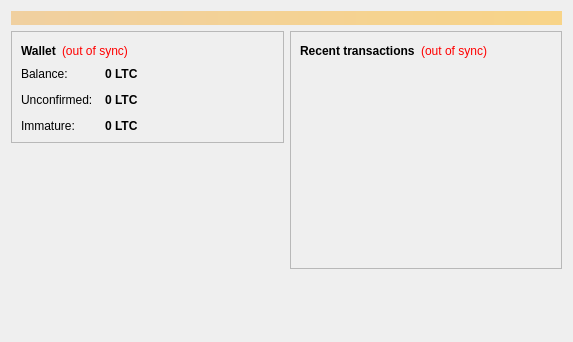
This is src/qt/forms/overviewpage.ui in fishcoin/fishcoin as Qt 5 draws it before an edit. The edited form follows.
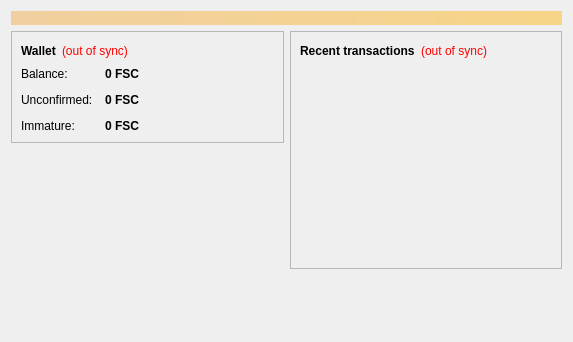
This is the edited form.

```diff
--- a/src/qt/forms/overviewpage.ui
+++ b/src/qt/forms/overviewpage.ui
@@ -122,7 +122,7 @@
                <string>Your current balance</string>
               </property>
               <property name="text">
-               <string notr="true">0 LTC</string>
+               <string notr="true">0 FSC</string>
               </property>
               <property name="textInteractionFlags">
                <set>Qt::LinksAccessibleByMouse|Qt::TextSelectableByKeyboard|Qt::TextSelectableByMouse</set>
@@ -151,7 +151,7 @@
                <string>Total of transactions that have yet to be confirmed, and do not yet count toward the current balance</string>
               </property>
               <property name="text">
-               <string notr="true">0 LTC</string>
+               <string notr="true">0 FSC</string>
               </property>
               <property name="textInteractionFlags">
                <set>Qt::LinksAccessibleByMouse|Qt::TextSelectableByKeyboard|Qt::TextSelectableByMouse</set>
@@ -177,7 +177,7 @@
                <string>Mined balance that has not yet matured</string>
               </property>
               <property name="text">
-               <string notr="true">0 LTC</string>
+               <string notr="true">0 FSC</string>
               </property>
               <property name="textInteractionFlags">
                <set>Qt::LinksAccessibleByMouse|Qt::TextSelectableByKeyboard|Qt::TextSelectableByMouse</set>
```
Left out of the diff: 4 changed lines with no effect on the pictures.
